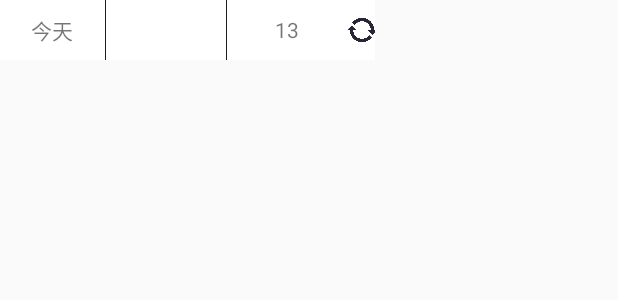
After one commit to Misakami/HW_weather, an Android app: the layout app_widget_noweather.xml on its own in the app's theme, with its tools: preview values and no code run, on a phone screen of 412 x 824 dp. The commit adds this screen. Shown: the top 300 px of the screen. Run offline under Robolectric (Android 15) with nearby library versions, the phone set to English and light mode, and no system bars.

```diff
--- a/app/src/main/java/com/example/misaka/hw_weather/presenter/WeatherFragment.java
+++ b/app/src/main/java/com/example/misaka/hw_weather/presenter/WeatherFragment.java
@@ -42,7 +42,10 @@ import okhttp3.OkHttpClient;
 import okhttp3.Request;
 import okhttp3.Response;
 
-
+/**
+ * @author misaka
+ * @date 2018/12/11
+ */
 public class WeatherFragment extends Fragment {
 
     private String id;
--- a/app/src/main/java/com/example/misaka/hw_weather/presenter/WeatherFragmentAdapter.java
+++ b/app/src/main/java/com/example/misaka/hw_weather/presenter/WeatherFragmentAdapter.java
@@ -5,7 +5,10 @@ import android.support.v4.app.FragmentManager;
 import android.support.v4.app.FragmentPagerAdapter;
 
 import java.util.List;
-
+/**
+ * @author misaka
+ * @date 2018/12/11
+ */
 public class WeatherFragmentAdapter extends FragmentPagerAdapter {
     private List<WeatherFragment> fragments;
 
--- /dev/null
+++ b/app/src/main/res/drawable/shape_corner.xml
@@ -0,0 +1,8 @@
+<?xml version="1.0" encoding="utf-8"?>
+<shape xmlns:android="http://schemas.android.com/apk/res/android">
+    <solid android:color="#e0000000"/>
+    <corners android:topLeftRadius="10dp"
+        android:topRightRadius="10dp"
+        android:bottomRightRadius="10dp"
+        android:bottomLeftRadius="10dp"/>
+</shape>
--- /dev/null
+++ b/app/src/main/res/layout/app_widget_noweather.xml
@@ -0,0 +1,40 @@
+<?xml version="1.0" encoding="utf-8"?>
+<LinearLayout xmlns:android="http://schemas.android.com/apk/res/android"
+    xmlns:tools="http://schemas.android.com/tools"
+    android:layout_width="250dp"
+    android:layout_height="40dp"
+    android:orientation="horizontal"
+    android:background="@drawable/shape_corner"
+    >
+        <TextView
+            android:gravity="center"
+            android:id="@+id/widget_loaction"
+            android:layout_width="70dp"
+            android:background="#ffffff"
+            android:layout_height="match_parent"
+            tools:text="今天" />
+        <TextView
+            android:id="@+id/widget_cond"
+            android:layout_width="80dp"
+            android:layout_height="match_parent"
+            android:background="#ffffff"
+            android:layout_marginStart="0.5dp"
+            android:gravity="center"/>
+        <TextView
+            android:id="@+id/widget_temps"
+            android:layout_width="80dp"
+            android:layout_height="match_parent"
+            android:background="#ffffff"
+            android:gravity="center"
+            android:layout_marginStart="0.5dp"
+            tools:text="13" />
+        <ImageView
+            android:id="@+id/update"
+            android:layout_width="20dp"
+            android:layout_height="match_parent"
+            android:clickable="true"
+            android:focusable="true"
+            android:background="#ffffff"
+            android:src="@drawable/update"
+            />
+</LinearLayout>
```
Also changed, not shown: app/src/main/java/com/example/misaka/hw_weather/presenter/AutoUpdateService.java (deleted, +0 -115 lines), app/src/main/java/com/example/misaka/hw_weather/presenter/WeatherAppWidgetProvider.java (added, +120 -0 lines), app/src/main/java/com/example/misaka/hw_weather/view/WeatherActivity.java (+16 -7 lines), app/src/main/res/xml/app_widget_provider_info.xml (added, +7 -0 lines), app/src/main/res/drawable/update.png (added), 3 other files.
